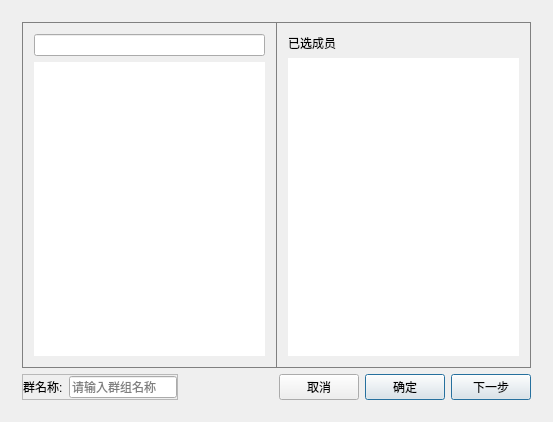
The window that JChat/SelectMemberWidget.ui (jpush/jchat-windows) describes before a commit, drawn with Qt 5.
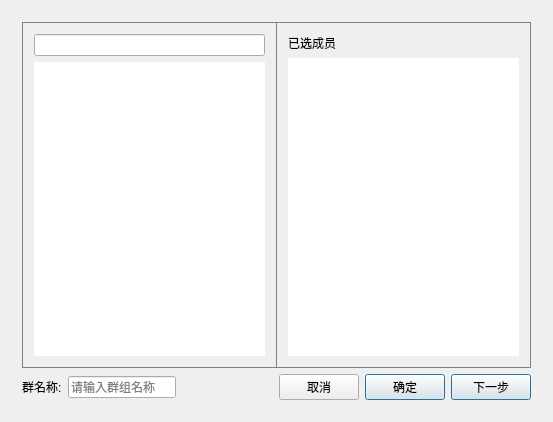
The same window after the commit. Icons and pictures are not drawn.

```diff
--- a/JChat/SelectMemberWidget.ui
+++ b/JChat/SelectMemberWidget.ui
@@ -161,9 +161,6 @@
         <layout class="QHBoxLayout" name="horizontalLayout">
          <item>
           <widget class="QFrame" name="frameName">
-           <property name="frameShape">
-            <enum>QFrame::StyledPanel</enum>
-           </property>
            <property name="frameShadow">
             <enum>QFrame::Raised</enum>
            </property>
```
